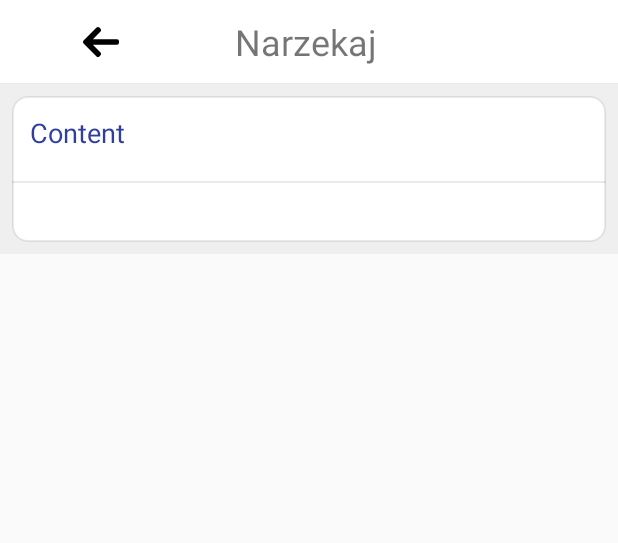
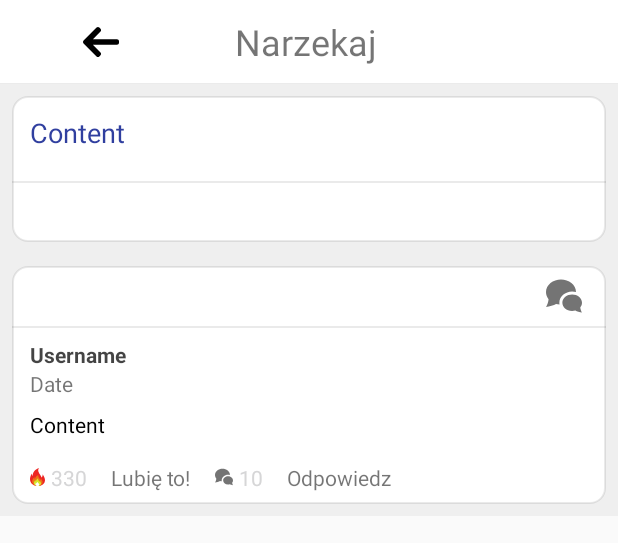
Before and after one commit to tomasz-janik/SocialApp, an Android app: the layout screenshoot_comment.xml on its own in the app's theme, with its tools: preview values and no code run, on a phone screen of 412 x 824 dp. Shown: the top 543 px of the screen. Run offline under Robolectric (Android 15) with nearby library versions, the phone set to English and light mode, and no system bars.

Commit message:
Added share button to comment in NoteDetails

```diff
--- a/app/src/main/java/pl/itomaszjanik/test/Fragments/NoteDetailsActivity.java
+++ b/app/src/main/java/pl/itomaszjanik/test/Fragments/NoteDetailsActivity.java
@@ -146,7 +146,7 @@ public class NoteDetailsActivity extends Activity {
 
             @Override
             public void onShareClick(View v, Comment comment){
-                Bitmap screenshot = Utilities.getBitmapNote(NoteDetailsActivity.this, note);
+                Bitmap screenshot = Utilities.getBitmapComment(NoteDetailsActivity.this, note, comment);
                 Utilities.share(screenshot, NoteDetailsActivity.this);
             }
 
--- a/app/src/main/java/pl/itomaszjanik/test/Utilities.java
+++ b/app/src/main/java/pl/itomaszjanik/test/Utilities.java
@@ -267,8 +267,49 @@ public class Utilities {
         view.draw(c);
 
         return b;
+    }
+
+    public static Bitmap getBitmapComment(Activity activity, Note note, Comment comment){
+        final View view = LayoutInflater.from(activity).inflate(R.layout.screenshoot_comment, (ViewGroup) activity.findViewById(R.id.ide), false);
+        ((TextView)(view.findViewById(R.id.note_details_content))).setText(note.getContent());
+        ((TextView)(view.findViewById(R.id.note_details_hashes))).setText(prepareHashesText(note.getHashes()));
+
+        ((TextView)(view.findViewById(R.id.note_details_comments_number))).setText(String.valueOf(note.getNoOfComments()));
+
+        ((TextView)(view.findViewById(R.id.comment_username))).setText(comment.getUsername());
+        ((TextView)(view.findViewById(R.id.comment_date))).setText(decodeDate(comment.getDate(), activity));
+        ((TextView)(view.findViewById(R.id.comment_content))).setText(comment.getContent());
+
+        ((TextView)(view.findViewById(R.id.comment_like_number))).setText(String.valueOf(comment.getLikes()));
+        ((TextView)(view.findViewById(R.id.comment_details_replay_number))).setText(String.valueOf(comment.getNoOfReplays()));
+
+
+
+        View rootView = activity.getWindow().getDecorView().findViewById(android.R.id.content);
+        view.layout(0, 0, rootView.getWidth(), rootView.getHeight());
+
+        int width = view.getWidth();
+        int height = view.getHeight();
+
+        int measuredWidth = View.MeasureSpec.makeMeasureSpec(width, View.MeasureSpec.EXACTLY);
+        int measuredHeight = View.MeasureSpec.makeMeasureSpec(height, View.MeasureSpec.UNSPECIFIED);
+
+        //Cause the view to re-layout
+        view.measure(measuredWidth, measuredHeight);
+        //view.measure(RelativeLayout.LayoutParams.WRAP_CONTENT, RelativeLayout.LayoutParams.WRAP_CONTENT);
+        view.layout(0, 0, view.getMeasuredWidth(), view.getMeasuredHeight());
+
+        //Create a bitmap backed Canvas to draw the view into
+        Bitmap b = Bitmap.createBitmap(width, view.getMeasuredHeight(), Bitmap.Config.ARGB_8888);
+        Canvas c = new Canvas(b);
+
+        //Now that the view is laid out and we have a canvas, ask the view to draw itself into the canvas
+        view.draw(c);
+
+        return b;
 
     }
+
 
     public static String prepareHashesText(List<String> list){
         StringBuilder buffer = new StringBuilder();
--- a/app/src/main/res/layout/screenshoot_comment.xml
+++ b/app/src/main/res/layout/screenshoot_comment.xml
@@ -40,6 +40,52 @@
                 android:textAlignment="viewStart"
                 android:gravity="start"
                 android:padding="10dp"/>
+
+    </LinearLayout>
+
+    <LinearLayout
+            android:layout_width="match_parent"
+            android:layout_height="wrap_content"
+            android:layout_below="@+id/note_details_main_content"
+            android:orientation="vertical"
+            android:layout_marginTop="8dp"
+            android:layout_marginEnd="8dp" android:layout_marginRight="8dp"
+            android:layout_marginStart="8dp" android:layout_marginLeft="8dp"
+            android:layout_marginBottom="8dp"
+            android:background="@drawable/box_rounded">
+
+        <LinearLayout
+                android:layout_width="wrap_content"
+                android:layout_height="wrap_content"
+                android:layout_margin="8dp"
+                android:orientation="horizontal"
+                android:layout_gravity="end|top">
+
+            <pl.itomaszjanik.test.ExtendedComponents.CustomImage
+                    android:layout_width="wrap_content"
+                    android:layout_height="wrap_content"
+                    app:srcCompat="@drawable/icon_comments_gray_24dp"
+                    android:layout_gravity="center_vertical"
+                    android:layout_marginRight="8dp"
+                    android:layout_marginEnd="8dp"/>
+
+            <TextView
+                    android:id="@+id/note_details_comments_number"
+                    android:layout_width="wrap_content"
+                    android:layout_height="wrap_content"
+                    android:layout_gravity="center_vertical"/>
+
+        </LinearLayout>
+
+        <View
+                android:layout_width="match_parent"
+                android:layout_height="1.5dp"
+                android:background="#15000000" />
+
+        <include
+            android:layout_width="match_parent"
+            android:layout_height="wrap_content"
+            layout="@layout/comment_details_item"/>
 
     </LinearLayout>
 
```
